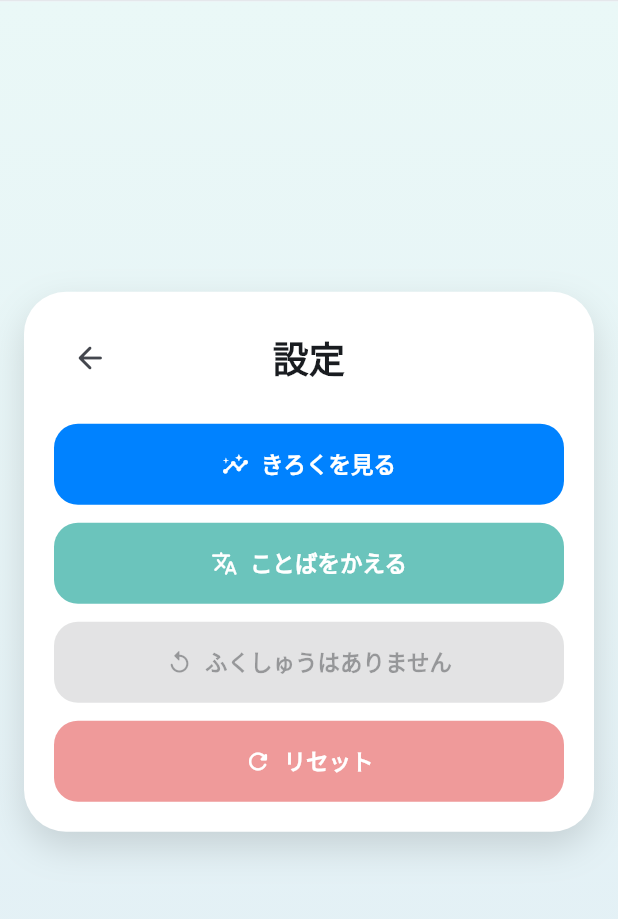
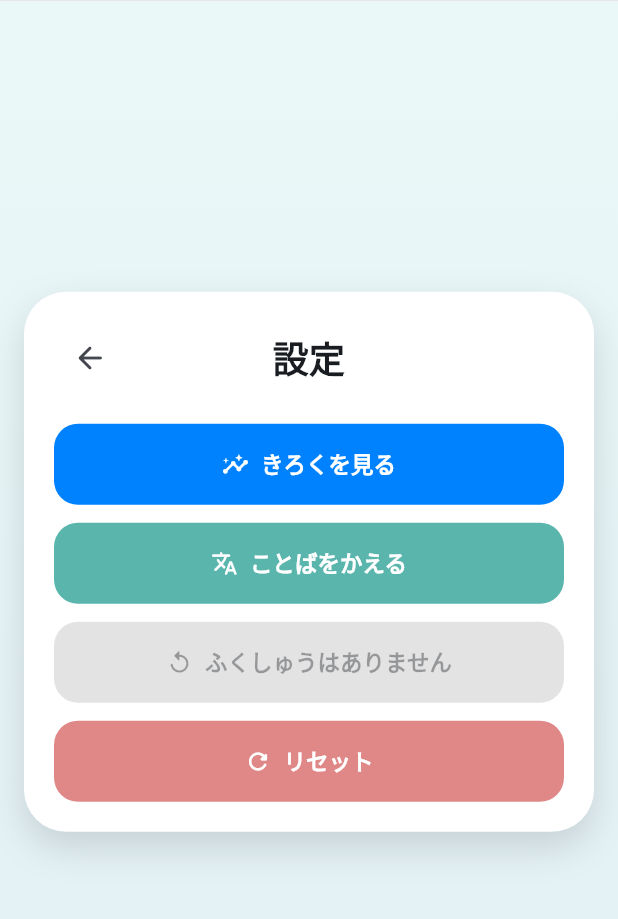
Before and after one commit to alex3333python/syuwa-study, a Flutter app: the screen it shows after launch, after a tap on the "settings" icon, on a phone screen of 412 x 824 dp, the part 114-1033 px from its top. Run offline on Flutter 3.47's test engine with Material 3 defaults, Android fonts, the phone set to English and light mode, and no system bars; our stand-ins replace flutter_tts, shared_preferences, video_player; Roboto replaces fonts that are missing (GenInterfaceJP).

Commit message:
Fine-tune settings button brightness.
Slightly darken the language and reset buttons and lighten the review
button for a softer, more balanced settings panel.

Co-authored-by: Noeru Sugiyama <alex3333python@users.noreply.github.com>

```diff
--- a/lib/screens/settings_screen.dart
+++ b/lib/screens/settings_screen.dart
@@ -106,7 +106,7 @@ class SettingsScreen extends StatelessWidget {
                             width: double.infinity,
                             child: FilledButton.icon(
                               style: FilledButton.styleFrom(
-                                backgroundColor: const Color(0xFF6BC4BC),
+                                backgroundColor: const Color(0xFF5AB5AD),
                                 foregroundColor: Colors.white,
                                 padding: const EdgeInsets.symmetric(
                                   vertical: 16,
@@ -132,7 +132,8 @@ class SettingsScreen extends StatelessWidget {
                             width: double.infinity,
                             child: FilledButton.icon(
                               style: FilledButton.styleFrom(
-                                backgroundColor: const Color(0xFFF97316),
+                                backgroundColor: const Color(0xFFFB923C),
+                                foregroundColor: Colors.white,
                                 padding: const EdgeInsets.symmetric(
                                   vertical: 16,
                                 ),
@@ -161,7 +162,7 @@ class SettingsScreen extends StatelessWidget {
                             width: double.infinity,
                             child: FilledButton.icon(
                               style: FilledButton.styleFrom(
-                                backgroundColor: const Color(0xFFEF9A9A),
+                                backgroundColor: const Color(0xFFE08888),
                                 foregroundColor: Colors.white,
                                 padding: const EdgeInsets.symmetric(
                                   vertical: 16,
```
